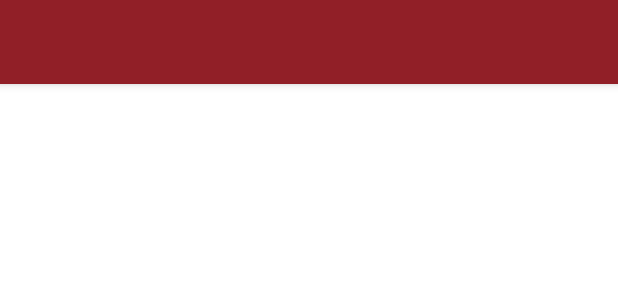
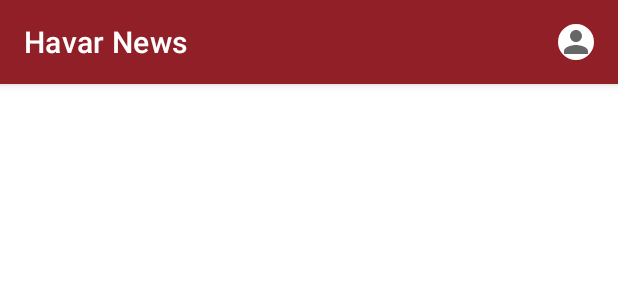
Before and after one commit to muhammeteminbaytar/NewsApp, an Android app: the layout fragment_home.xml on its own in the app's theme, with its tools: preview values and no code run, on a phone screen of 412 x 824 dp. Shown: the top 300 px of the screen. Run offline under Robolectric (Android 15) with nearby library versions, the phone set to English and light mode, and no system bars.

Commit message:
Custom toolbar has been made. Profile fragment added.

```diff
--- a/app/build.gradle
+++ b/app/build.gradle
@@ -2,7 +2,7 @@ plugins {
     id 'com.android.application'
     id 'kotlin-android'
     id 'kotlin-kapt'
-
+    id 'com.google.gms.google-services'
 }
 
 android {
@@ -64,4 +64,8 @@ dependencies {
 
     implementation 'com.squareup.picasso:picasso:2.5.2'
 
+    implementation platform('com.google.firebase:firebase-bom:29.1.0')
+    implementation 'com.google.firebase:firebase-analytics-ktx'
+    implementation 'com.google.firebase:firebase-auth-ktx'
+
 }
--- a/app/src/main/AndroidManifest.xml
+++ b/app/src/main/AndroidManifest.xml
@@ -14,7 +14,8 @@
         android:usesCleartextTraffic="true">
         <activity
             android:name=".view.HomeActivity"
-            android:exported="false" />
+            android:exported="false"
+          />
         <activity
             android:name=".view.MainActivity"
             android:exported="true"
--- a/app/src/main/java/com/example/newsapp/adapter/RecyclerAdapter.kt
+++ b/app/src/main/java/com/example/newsapp/adapter/RecyclerAdapter.kt
@@ -18,6 +18,7 @@ class RecyclerAdapter(private val articlesList:List<ArticlesModel>):RecyclerView
      }
 
     override fun onBindViewHolder(holder: ViewHolder, position: Int) {
+
             holder.binding.listItem=articlesList[position]
     }
 
--- /dev/null
+++ b/app/src/main/res/drawable/circle.xml
@@ -0,0 +1,13 @@
+<?xml version="1.0" encoding="utf-8"?>
+<shape xmlns:android="http://schemas.android.com/apk/res/android" android:innerRadius="0dp"
+    android:shape="oval"
+    android:thicknessRatio="1.9"
+    android:useLevel="false" >
+
+    <solid android:color="@android:color/white" />
+
+    <stroke
+        android:width="10dp"
+        android:color="@android:color/white" />
+
+</shape>
--- /dev/null
+++ b/app/src/main/res/drawable/ic_person.xml
@@ -0,0 +1,10 @@
+<vector xmlns:android="http://schemas.android.com/apk/res/android"
+    android:width="24dp"
+    android:height="24dp"
+    android:viewportWidth="24"
+    android:viewportHeight="24"
+    android:tint="?attr/colorControlNormal">
+  <path
+      android:fillColor="@android:color/white"
+      android:pathData="M12,12c2.21,0 4,-1.79 4,-4s-1.79,-4 -4,-4 -4,1.79 -4,4 1.79,4 4,4zM12,14c-2.67,0 -8,1.34 -8,4v2h16v-2c0,-2.66 -5.33,-4 -8,-4z"/>
+</vector>
--- a/app/src/main/res/layout/fragment_home.xml
+++ b/app/src/main/res/layout/fragment_home.xml
@@ -22,6 +22,10 @@
         app:layout_constraintStart_toStartOf="parent"
         app:layout_constraintTop_toTopOf="parent">
 
+        <androidx.constraintlayout.widget.ConstraintLayout
+            android:layout_width="match_parent"
+            android:layout_height="match_parent">
+
             <androidx.appcompat.widget.Toolbar
                 android:id="@+id/homeToolbar"
                 android:layout_width="match_parent"
@@ -29,8 +33,24 @@
                 android:background="?attr/colorPrimary"
                 android:minHeight="?attr/actionBarSize"
                 android:theme="?attr/actionBarTheme"
-            android:text="Havar News"
-            app:titleTextColor="@color/white"/>
+                app:layout_constraintBottom_toBottomOf="parent"
+                app:layout_constraintEnd_toEndOf="parent"
+                app:layout_constraintStart_toStartOf="parent"
+                app:layout_constraintTop_toTopOf="parent"
+                app:title="Havar News"
+                app:titleTextColor="@color/white" />
+
+            <ImageView
+                android:id="@+id/img_profile"
+                android:layout_width="0dp"
+                android:layout_height="wrap_content"
+                android:layout_marginEnd="16dp"
+                android:background="@drawable/circle"
+                app:layout_constraintBottom_toBottomOf="parent"
+                app:layout_constraintEnd_toEndOf="parent"
+                app:layout_constraintTop_toTopOf="@+id/homeToolbar"
+                app:srcCompat="@drawable/ic_person" />
+        </androidx.constraintlayout.widget.ConstraintLayout>
 
     </com.google.android.material.appbar.AppBarLayout>
 
@@ -40,7 +60,6 @@
         android:layout_height="0dp"
         app:layout_constraintBottom_toBottomOf="parent"
         app:layout_constraintEnd_toEndOf="parent"
-        app:layout_constraintStart_toStartOf="parent"
-        app:layout_constraintTop_toBottomOf="@+id/appBarLayout" />
+        app:layout_constraintStart_toStartOf="parent" />
 </androidx.constraintlayout.widget.ConstraintLayout>
 </layout>
--- a/app/src/main/res/values/strings.xml
+++ b/app/src/main/res/values/strings.xml
@@ -1,3 +1,5 @@
 <resources>
     <string name="app_name">HavarNews</string>
+    <!-- TODO: Remove or change this placeholder text -->
+    <string name="hello_blank_fragment">Hello blank fragment</string>
 </resources>
--- a/app/src/main/res/values/themes.xml
+++ b/app/src/main/res/values/themes.xml
@@ -1,6 +1,6 @@
 <resources xmlns:tools="http://schemas.android.com/tools">
     <!-- Base application theme. -->
-    <style name="Theme.NewsApp" parent="Theme.MaterialComponents.DayNight.DarkActionBar">
+    <style name="Theme.NewsApp" parent="Theme.MaterialComponents.DayNight.NoActionBar">
         <!-- Primary brand color. -->
         <item name="colorPrimary">@color/primary</item>
         <item name="colorPrimaryVariant">@color/dark</item>
@@ -13,4 +13,6 @@
         <item name="android:statusBarColor" tools:targetApi="l">?attr/colorPrimaryVariant</item>
         <!-- Customize your theme here. -->
     </style>
+
+
 </resources>
--- a/build.gradle
+++ b/build.gradle
@@ -10,6 +10,7 @@ buildscript {
 
         classpath "com.android.tools.build:gradle:3.1.3"
         classpath "org.jetbrains.kotlin:kotlin-gradle-plugin:1.2.51"
+        classpath 'com.google.gms:google-services:4.3.10'
 
         // NOTE: Do not place your application dependencies here; they belong
         // in the individual module build.gradle files
```
Also changed, not shown: app/src/main/java/com/example/newsapp/view/HomeFragment.kt (+11 -11 lines), app/src/main/java/com/example/newsapp/view/RegisterFragment.kt (added, +23 -0 lines), app/src/main/java/com/example/newsapp/widget/CustomTextview.kt (added, +11 -0 lines), app/src/main/res/layout/fragment_register.xml (added, +16 -0 lines), app/src/main/res/navigation/home_act_nav.xml (+10 -1 lines), 1 other file. Lines whose indentation alone changed are shown as unchanged.
